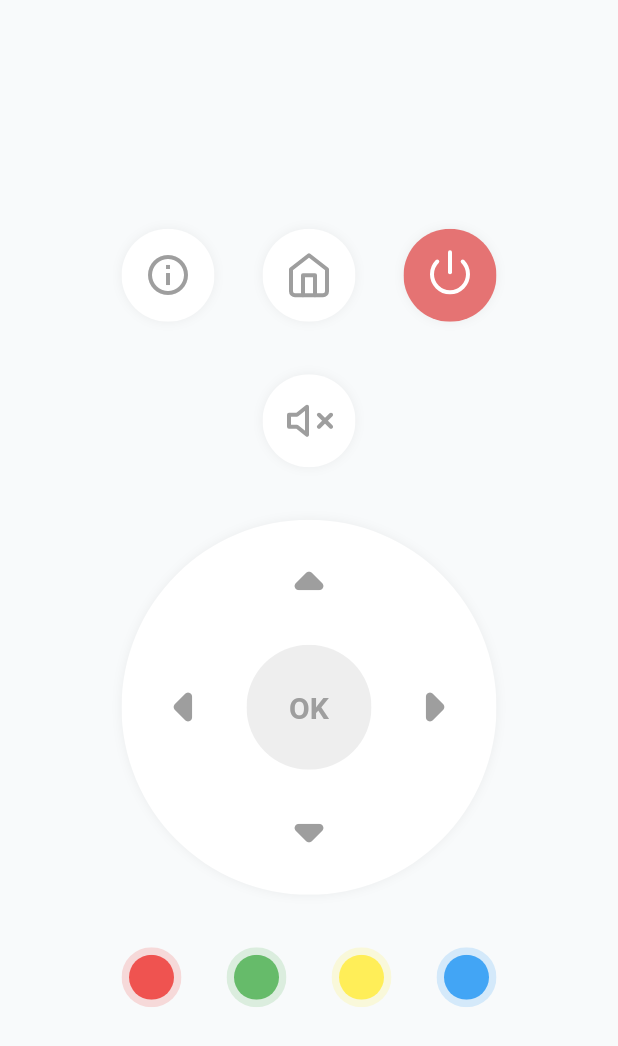
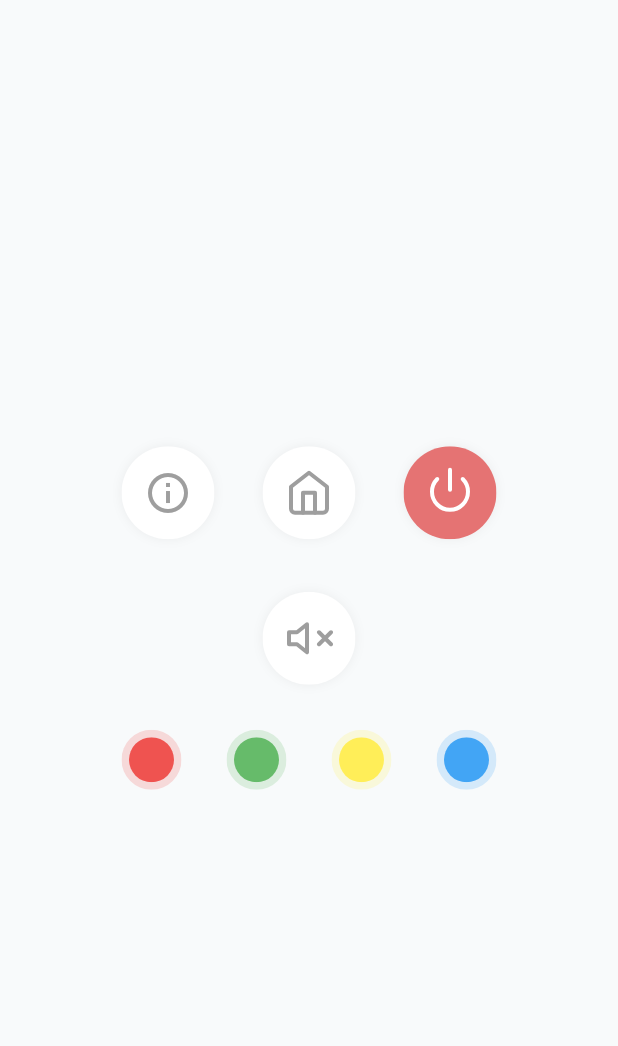
Before and after one commit to e200/flutter-remote, a Flutter app: the screen it shows after launch, on a phone screen of 412 x 824 dp. Shown: the top 1046 px of the screen. Run offline on Flutter 3.47's test engine with Material 2 defaults, Android fonts, the phone set to English and light mode, and no system bars; our stand-ins replace flutter_feather_icons.

```diff
--- a/lib/main.dart
+++ b/lib/main.dart
@@ -54,9 +54,7 @@ class RemoteControl extends StatelessWidget {
                   icon: const Icon(FeatherIcons.volumeX),
                   onPress: () {},
                 ),
-                const SizedBox(height: 35),
-                const NavigationControl(),
-                const SizedBox(height: 35),
+                  const SizedBox(height: 30),
                   Row(
                     mainAxisAlignment: MainAxisAlignment.spaceBetween,
                     children: [
@@ -78,8 +76,6 @@ class RemoteControl extends StatelessWidget {
                       ),
               ],
             ),
-              ],
-            ),
           ),
         ),
       ),
```
Lines whose indentation alone changed are shown as unchanged.
